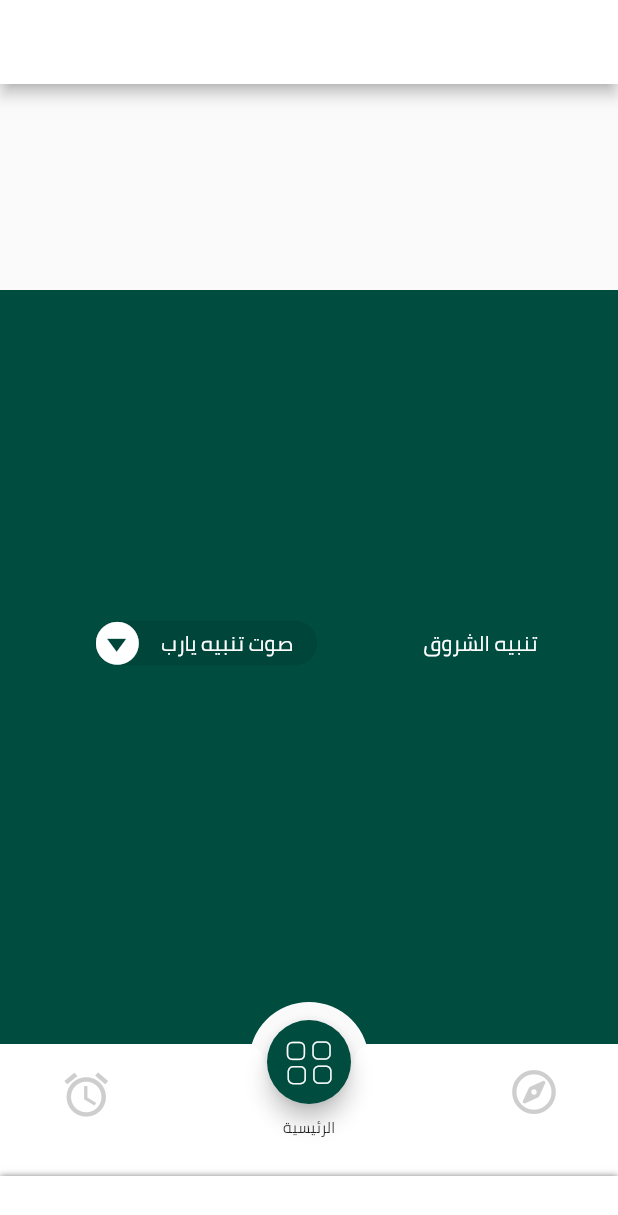
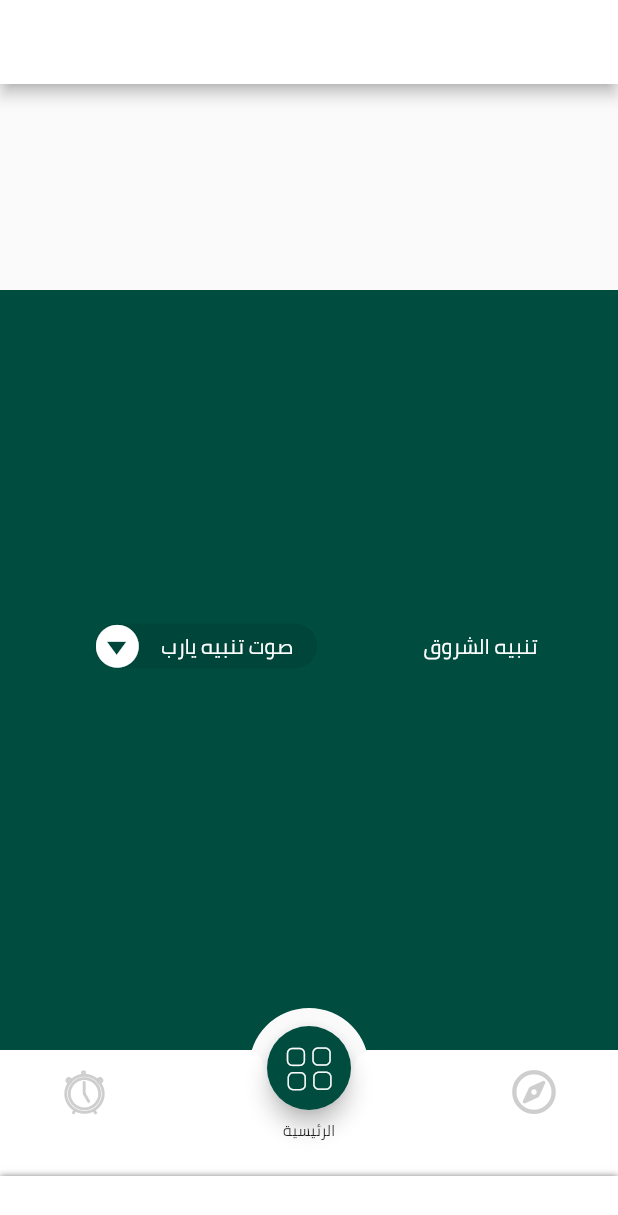
Before and after one commit to Reekoooo/flutter_task, a Flutter app: the screen it shows after launch, on a phone screen of 412 x 824 dp. Shown: the top 1215 px of the screen. Run offline on Flutter 3.47's test engine with Material 2 defaults, Android fonts, the phone set to English and light mode, and no system bars; our stand-ins replace font_awesome_flutter.

Commit message:
release 1.0.0

```diff
--- a/lib/pages/home_page.dart
+++ b/lib/pages/home_page.dart
@@ -160,11 +160,12 @@ class _MyHomePageState extends State<MyHomePage> {
             children: <Widget>[
               Padding(
                 padding: const EdgeInsets.only(
-                    top: 8.0, bottom: 32.0, left: 32.0, right: 32.0),
+                    top: 4.0, bottom: 32.0, left: 32.0, right: 32.0),
                 child: IconButton(
                   icon: Icon(
-                    Icons.access_alarms,
-                    size: 35.0,
+                    IconData(0xe902, fontFamily: 'caret_down_circle'),
+                    //Icons.access_alarms,
+                    size: 30.0,
                     color: Colors.grey.withOpacity(0.5),
                   ),
                   onPressed: () {
@@ -182,7 +183,7 @@ class _MyHomePageState extends State<MyHomePage> {
               ),
               Padding(
                 padding: const EdgeInsets.only(
-                    top: 8.0, bottom: 32.0, left: 32.0, right: 32.0),
+                    top: 4.0, bottom: 32.0, left: 32.0, right: 32.0),
                 child: IconButton(
                   icon: Icon(
                     FontAwesomeIcons.compass,
```
Also changed, not shown: fonts/caret_down_circle.ttf.
